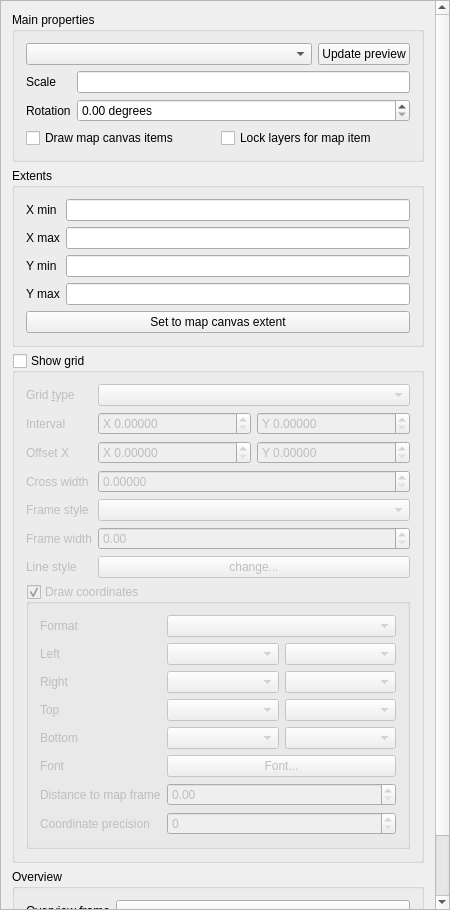
Before: the Qt Designer form src/ui/qgscomposermapwidgetbase.ui in carsmie/QGIS, drawn with Qt 5.
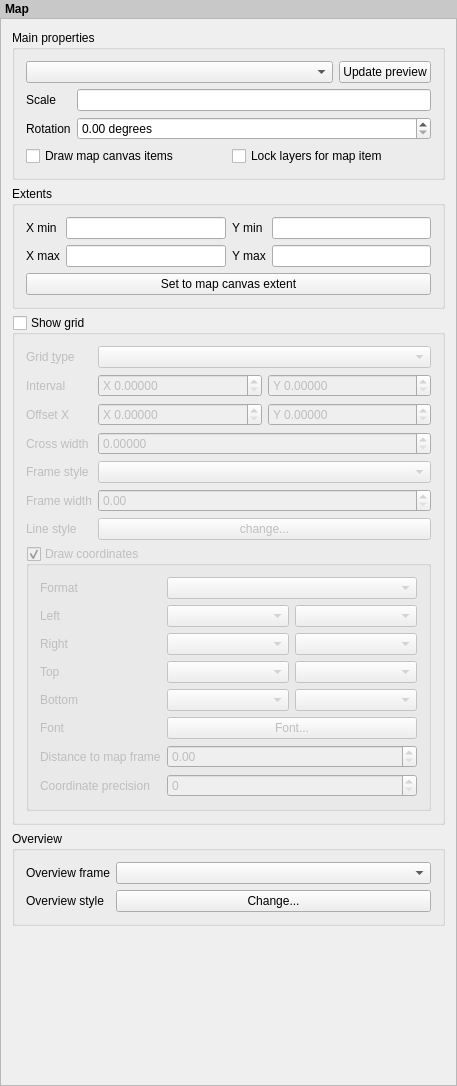
After: the same form once the commit is applied. Custom widgets are drawn as their Qt base class.

Diff of the .ui file:
```diff
--- a/src/ui/qgscomposermapwidgetbase.ui
+++ b/src/ui/qgscomposermapwidgetbase.ui
@@ -6,8 +6,8 @@
    <rect>
     <x>0</x>
     <y>0</y>
-    <width>450</width>
-    <height>910</height>
+    <width>457</width>
+    <height>1086</height>
    </rect>
   </property>
   <property name="sizePolicy">
@@ -20,11 +20,33 @@
    <string>Map options</string>
   </property>
   <layout class="QVBoxLayout" name="verticalLayout_2">
+   <property name="spacing">
+    <number>0</number>
+   </property>
    <property name="margin">
     <number>0</number>
    </property>
+   <item>
+    <widget class="QLabel" name="label_3">
+     <property name="sizePolicy">
+      <sizepolicy hsizetype="Preferred" vsizetype="Maximum">
+       <horstretch>0</horstretch>
+       <verstretch>0</verstretch>
+      </sizepolicy>
+     </property>
+     <property name="styleSheet">
+      <string notr="true">padding: 2px; font-weight: bold; background-color: rgb(200, 200, 200);</string>
+     </property>
+     <property name="text">
+      <string>Map</string>
+     </property>
+    </widget>
+   </item>
    <item>
     <widget class="QScrollArea" name="scrollArea">
+     <property name="frameShape">
+      <enum>QFrame::StyledPanel</enum>
+     </property>
      <property name="widgetResizable">
       <bool>true</bool>
      </property>
@@ -32,11 +54,17 @@
       <property name="geometry">
        <rect>
         <x>0</x>
-        <y>-93</y>
-        <width>427</width>
-        <height>1023</height>
+        <y>0</y>
+        <width>455</width>
+        <height>1051</height>
        </rect>
       </property>
+      <property name="sizePolicy">
+       <sizepolicy hsizetype="Preferred" vsizetype="Maximum">
+        <horstretch>0</horstretch>
+        <verstretch>0</verstretch>
+       </sizepolicy>
+      </property>
       <layout class="QVBoxLayout" name="mainLayout">
        <item>
         <widget class="QgsCollapsibleGroupBoxBasic" name="groupBox">
@@ -59,6 +87,9 @@
           <property name="fieldGrowthPolicy">
            <enum>QFormLayout::AllNonFixedFieldsGrow</enum>
           </property>
+          <property name="labelAlignment">
+           <set>Qt::AlignLeading|Qt::AlignLeft|Qt::AlignVCenter</set>
+          </property>
           <item row="0" column="0" colspan="2">
            <layout class="QHBoxLayout" name="horizontalLayout_2">
             <item>
@@ -82,18 +113,9 @@
           </item>
           <item row="1" column="0">
            <widget class="QLabel" name="label_2">
-            <property name="sizePolicy">
-             <sizepolicy hsizetype="Preferred" vsizetype="Preferred">
-              <horstretch>0</horstretch>
-              <verstretch>0</verstretch>
-             </sizepolicy>
-            </property>
             <property name="text">
              <string>Scale</string>
             </property>
-            <property name="wordWrap">
-             <bool>true</bool>
-            </property>
             <property name="buddy">
              <cstring>mScaleLineEdit</cstring>
             </property>
@@ -111,9 +133,6 @@
             <property name="text">
              <string>Rotation</string>
             </property>
-            <property name="wordWrap">
-             <bool>true</bool>
-            </property>
            </widget>
           </item>
           <item row="2" column="1">
@@ -176,82 +195,76 @@
          <property name="collapsed" stdset="0">
           <bool>true</bool>
          </property>
-         <layout class="QFormLayout" name="formLayout_2">
-          <item row="0" column="0">
-           <widget class="QLabel" name="mXMinLabel">
-            <property name="enabled">
-             <bool>true</bool>
-            </property>
-            <property name="text">
-             <string>X min</string>
-            </property>
-            <property name="wordWrap">
-             <bool>true</bool>
-            </property>
-            <property name="buddy">
-             <cstring>mXMinLineEdit</cstring>
-            </property>
-           </widget>
-          </item>
-          <item row="0" column="1">
-           <widget class="QLineEdit" name="mXMinLineEdit"/>
-          </item>
-          <item row="1" column="0">
-           <widget class="QLabel" name="mXMaxLabel">
-            <property name="text">
-             <string>X max</string>
-            </property>
-            <property name="wordWrap">
-             <bool>true</bool>
-            </property>
-            <property name="buddy">
-             <cstring>mXMaxLineEdit</cstring>
-            </property>
-           </widget>
-          </item>
-          <item row="1" column="1">
-           <widget class="QLineEdit" name="mXMaxLineEdit"/>
-          </item>
-          <item row="2" column="0">
+         <layout class="QGridLayout" name="gridLayout">
+          <item row="0" column="2">
            <widget class="QLabel" name="mYMinLabel">
             <property name="text">
              <string>Y min</string>
             </property>
             <property name="wordWrap">
-             <bool>true</bool>
+             <bool>false</bool>
             </property>
             <property name="buddy">
              <cstring>mYMinLineEdit</cstring>
             </property>
            </widget>
           </item>
-          <item row="2" column="1">
+          <item row="0" column="1">
+           <widget class="QLineEdit" name="mXMinLineEdit"/>
+          </item>
+          <item row="0" column="3">
            <widget class="QLineEdit" name="mYMinLineEdit"/>
           </item>
-          <item row="3" column="0">
+          <item row="1" column="2">
            <widget class="QLabel" name="mYMaxLabel">
             <property name="text">
              <string>Y max</string>
             </property>
             <property name="wordWrap">
-             <bool>true</bool>
+             <bool>false</bool>
             </property>
             <property name="buddy">
              <cstring>mYMaxLineEdit</cstring>
             </property>
            </widget>
           </item>
-          <item row="3" column="1">
+          <item row="0" column="0">
+           <widget class="QLabel" name="mXMinLabel">
+            <property name="enabled">
+             <bool>true</bool>
+            </property>
+            <property name="text">
+             <string>X min</string>
+            </property>
+            <property name="wordWrap">
+             <bool>false</bool>
+            </property>
+            <property name="buddy">
+             <cstring>mXMinLineEdit</cstring>
+            </property>
+           </widget>
+          </item>
+          <item row="1" column="0">
+           <widget class="QLabel" name="mXMaxLabel">
+            <property name="text">
+             <string>X max</string>
+            </property>
+            <property name="wordWrap">
+             <bool>false</bool>
+            </property>
+            <property name="buddy">
+             <cstring>mXMaxLineEdit</cstring>
+            </property>
+           </widget>
+          </item>
+          <item row="1" column="1">
+           <widget class="QLineEdit" name="mXMaxLineEdit"/>
+          </item>
+          <item row="1" column="3">
            <widget class="QLineEdit" name="mYMaxLineEdit"/>
           </item>
-          <item row="4" column="0" colspan="2">
+          <item row="2" column="0" colspan="4">
            <widget class="QPushButton" name="mSetToMapCanvasExtentButton">
-            <property name="sizePolicy">
-             <sizepolicy hsizetype="Minimum" vsizetype="Fixed">
-              <horstretch>0</horstretch>
-              <verstretch>0</verstretch>
-             </sizepolicy>
-            </property>
             <property name="text">
              <string>Set to map canvas extent</string>
             </property>
@@ -262,12 +275,6 @@
        </item>
        <item>
         <widget class="QgsCollapsibleGroupBoxBasic" name="mGridCheckBox">
-         <property name="sizePolicy">
-          <sizepolicy hsizetype="Preferred" vsizetype="Maximum">
-           <horstretch>0</horstretch>
-           <verstretch>0</verstretch>
-          </sizepolicy>
-         </property>
          <property name="title">
           <string>Show grid</string>
          </property>
@@ -287,6 +294,9 @@
           <property name="fieldGrowthPolicy">
            <enum>QFormLayout::AllNonFixedFieldsGrow</enum>
           </property>
+          <property name="labelAlignment">
+           <set>Qt::AlignLeading|Qt::AlignLeft|Qt::AlignVCenter</set>
+          </property>
           <item row="0" column="0">
            <widget class="QLabel" name="mGridTypeLabel">
             <property name="accessibleName">
@@ -296,7 +306,7 @@
              <string>Grid &amp;type</string>
             </property>
             <property name="wordWrap">
-             <bool>true</bool>
+             <bool>false</bool>
             </property>
             <property name="buddy">
              <cstring>mGridTypeComboBox</cstring>
@@ -312,7 +322,7 @@
              <string>Interval</string>
             </property>
             <property name="wordWrap">
-             <bool>true</bool>
+             <bool>false</bool>
             </property>
             <property name="buddy">
              <cstring>mIntervalXSpinBox</cstring>
@@ -355,7 +365,7 @@
              <string>Offset X</string>
             </property>
             <property name="wordWrap">
-             <bool>true</bool>
+             <bool>false</bool>
             </property>
             <property name="buddy">
              <cstring>mOffsetXSpinBox</cstring>
@@ -398,7 +408,7 @@
              <string>Cross width</string>
             </property>
             <property name="wordWrap">
-             <bool>true</bool>
+             <bool>false</bool>
             </property>
             <property name="buddy">
              <cstring>mCrossWidthSpinBox</cstring>
@@ -417,6 +427,9 @@
             <property name="text">
              <string>Frame style</string>
             </property>
+            <property name="wordWrap">
+             <bool>false</bool>
+            </property>
            </widget>
           </item>
           <item row="4" column="1">
@@ -427,6 +440,9 @@
             <property name="text">
              <string>Frame width</string>
             </property>
+            <property name="wordWrap">
+             <bool>false</bool>
+            </property>
            </widget>
           </item>
           <item row="5" column="1">
@@ -438,7 +454,7 @@
              <string>Line style</string>
             </property>
             <property name="wordWrap">
-             <bool>true</bool>
+             <bool>false</bool>
             </property>
            </widget>
           </item>
@@ -451,6 +467,9 @@
           </item>
           <item row="7" column="0" colspan="2">
            <widget class="QgsCollapsibleGroupBoxBasic" name="mDrawAnnotationCheckableGroupBox">
+            <property name="enabled">
+             <bool>true</bool>
+            </property>
             <property name="title">
              <string>Draw coordinates</string>
             </property>
@@ -467,6 +486,9 @@
              <property name="fieldGrowthPolicy">
               <enum>QFormLayout::AllNonFixedFieldsGrow</enum>
              </property>
+             <property name="labelAlignment">
+              <set>Qt::AlignLeading|Qt::AlignLeft|Qt::AlignVCenter</set>
+             </property>
              <item row="0" column="0">
               <widget class="QLabel" name="mAnnotationFormatLabel">
                <property name="text">
@@ -639,6 +661,12 @@
           <bool>true</bool>
          </property>
          <layout class="QFormLayout" name="formLayout_3">
+          <property name="fieldGrowthPolicy">
+           <enum>QFormLayout::AllNonFixedFieldsGrow</enum>
+          </property>
+          <property name="labelAlignment">
+           <set>Qt::AlignLeading|Qt::AlignLeft|Qt::AlignVCenter</set>
+          </property>
           <item row="0" column="0">
            <widget class="QLabel" name="mOverviewFrameMapLabel">
             <property name="text">
```
Left out of the diff: 4 changed lines with no effect on the pictures.
